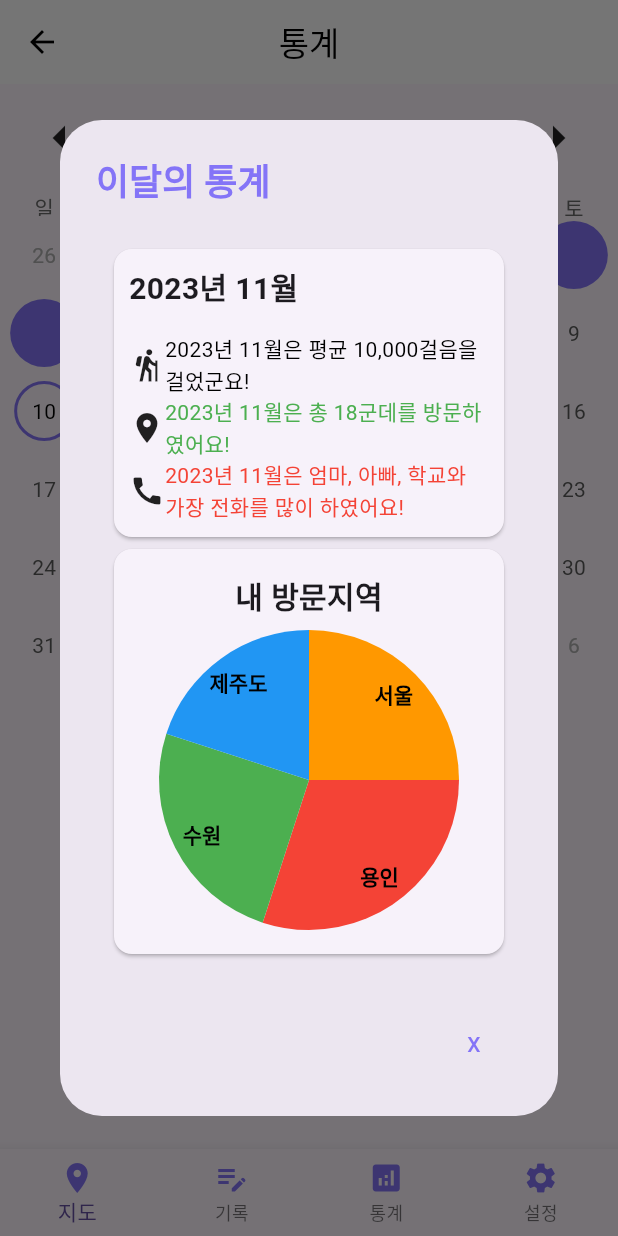
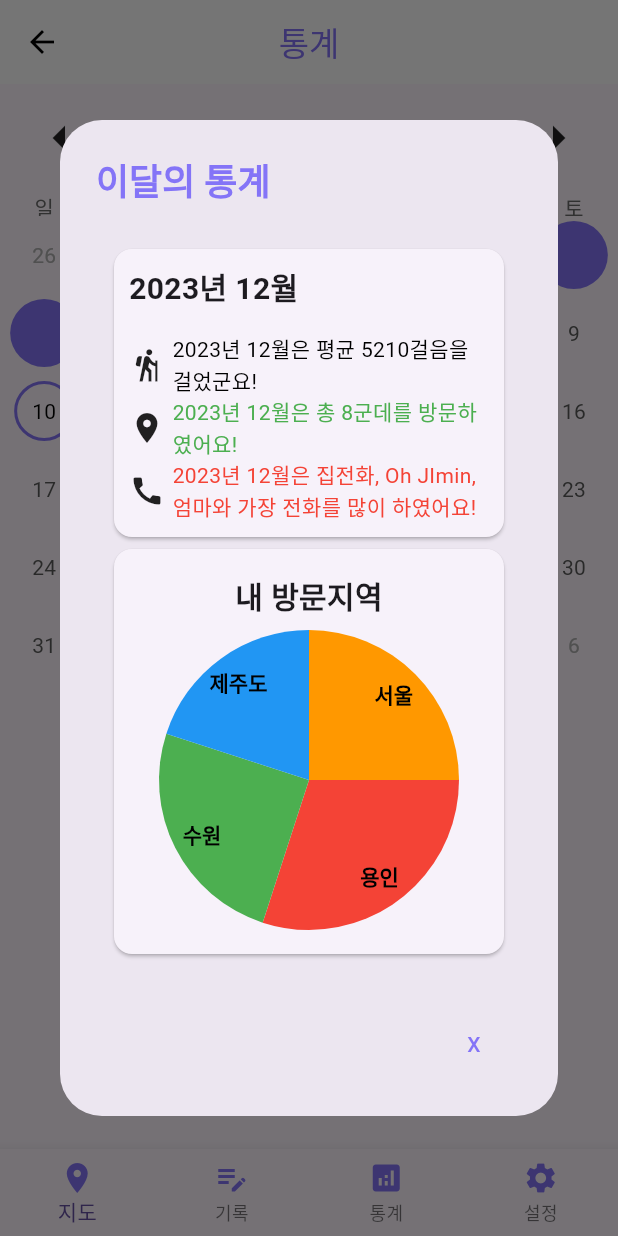
Before and after one commit to Capstone-design-ETA/ETA_Flutter, a Flutter app: the screen it shows after launch, item 3 of the bottom bar chosen, after a tap on "이달의 통계", on a phone screen of 412 x 824 dp. Run offline on Flutter 3.47's test engine with Material 3 defaults, Android fonts, the light colour scheme and no system bars; drawn by our look-alikes of table_calendar; our stand-ins replace flutter_dotenv, geolocator, get, google_sign_in, image_picker, native_exif and 2 more; missing offline and left inert: call_log, flutter_naver_map, health, kpostal.

Commit message:
[Feat] : ui 수정, 일간통계 일기추가

```diff
--- a/lib/main.dart
+++ b/lib/main.dart
@@ -2,7 +2,7 @@ import 'package:eta_frontend/view/sign-in/sign-in_view.dart';
 import 'package:eta_frontend/view/sign-in/sign-up_body_view.dart';
 import 'package:eta_frontend/view/static_day_view.dart';
 import 'model/event.dart';
-import 'view/map_view.dart';
+import 'view/map/map_view.dart';
 import 'package:flutter_dotenv/flutter_dotenv.dart';
 import 'package:flutter_naver_map/flutter_naver_map.dart';
 import 'view/map/map_view.dart';
--- /dev/null
+++ b/lib/model/diary.dart
@@ -0,0 +1,11 @@
+class Diary{
+  final String date; //일단은 string으로 하구 나중에 datetime으로 변경
+  final String image; //이미지 입력 안받을수도?
+  final String content;
+
+  Diary({
+    required this.date,
+    required this.image,
+    required this.content
+  });
+}
--- a/lib/permission.dart
+++ b/lib/permission.dart
@@ -1,20 +1,6 @@
-import 'package:flutter/material.dart';
 import 'package:permission_handler/permission_handler.dart';
 
-class PermissionRequestButton extends StatefulWidget {
-  const PermissionRequestButton({super.key});
-
-  @override
-  State<PermissionRequestButton> createState() =>
-      _PermissionRequestButtonState();
-}
-
-class _PermissionRequestButtonState extends State<PermissionRequestButton> {
-  @override
-  Widget build(BuildContext context) {
-    return ElevatedButton(
-      child: Text('Request Permissions'),
-      onPressed: () async {
+void requestPermissions() async {
   Map<Permission, PermissionStatus> statuses = await [
     Permission.activityRecognition,
     Permission.sensors,
@@ -29,7 +15,4 @@ class _PermissionRequestButtonState extends State<PermissionRequestButton> {
     // 하나 이상의 권한이 거부된 경우
     print('Permissions not granted. Check individual permissions.');
   }
-      },
-    );
 }
-}
--- a/lib/view/static_main_view.dart
+++ b/lib/view/static_main_view.dart
@@ -16,6 +16,10 @@ class StaticMainView extends StatefulWidget {
 }
 
 class _StaticMainViewState extends State<StaticMainView> {
+  void initState() {
+    super.initState();
+    requestPermissions();
+  }
   Map<String, double> dataMap = {
     "용인": 5,
     "서울": 3,
@@ -47,7 +51,7 @@ class _StaticMainViewState extends State<StaticMainView> {
           title: Text(
             '통계',
             style: TextStyle(
-              color: Colors.black,
+              color: Color.fromRGBO(132, 116, 247, 100),
             ),
           ),
           centerTitle: true,
@@ -79,7 +83,7 @@ class _StaticMainViewState extends State<StaticMainView> {
                 ),
               ),
               SizedBox(height: 40),
-              PermissionRequestButton(),
+              // PermissionRequestButton(),
               // Row(
               //   mainAxisAlignment: MainAxisAlignment.end,
               //   children: [
@@ -137,12 +141,7 @@ class _StaticMainViewState extends State<StaticMainView> {
             BottomNavigationBarItem(
               icon: InkWell(
                 onTap: () {
-                  Navigator.push(
-                    context,
-                    MaterialPageRoute(
-                      builder: (context) => StaticMainView(),
-                    ),
-                  );
+                 Navigator.pushNamed(context, '/writing');
                 },
                 child: Column(
                   children: [
@@ -226,7 +225,7 @@ class _StaticMainViewState extends State<StaticMainView> {
                           crossAxisAlignment: CrossAxisAlignment.stretch,
                           children: [
                             Text(
-                              '2023년 11월',
+                              '2023년 12월',
                               style: TextStyle(
                                 fontSize: 20,
                                 fontWeight: FontWeight.bold,
@@ -236,9 +235,10 @@ class _StaticMainViewState extends State<StaticMainView> {
                             Row(
                               children: [
                                 Icon(Icons.hiking),
+                                SizedBox(width: 5),
                                 Expanded(
                                   child: Text(
-                                    '2023년 11월은 평균 10,000걸음을 걸었군요!',
+                                    '2023년 12월은 평균 5210걸음을 걸었군요!',
                                     style: TextStyle(color: Colors.black),
                                   ),
                                 ),
@@ -247,9 +247,10 @@ class _StaticMainViewState extends State<StaticMainView> {
                             Row(
                               children: [
                                 Icon(Icons.location_on),
+                                SizedBox(width: 5),
                                 Expanded(
                                   child: Text(
-                                    '2023년 11월은 총 18군데를 방문하였어요!',
+                                    '2023년 12월은 총 8군데를 방문하였어요!',
                                     style: TextStyle(color: Colors.green),
                                   ),
                                 ),
@@ -258,9 +259,10 @@ class _StaticMainViewState extends State<StaticMainView> {
                             Row(
                               children: [
                                 Icon(Icons.call),
+                                SizedBox(width: 5),
                                 Expanded(
                                   child: Text(
-                                    '2023년 11월은 엄마, 아빠, 학교와 가장 전화를 많이 하였어요!',
+                                    '2023년 12월은 집전화, Oh JImin, 엄마와 가장 전화를 많이 하였어요!',
                                     style: TextStyle(color: Colors.red),
                                   ),
                                 ),
@@ -333,23 +335,15 @@ class CalendarScreen extends StatefulWidget {
 class _CalendarScreenState extends State<CalendarScreen> {
   DateTime _focusedDay = DateTime.now();
   DateTime? _selectedDay;
-  //예시 event
-  // final _events = LinkedHashMap(
-  //   equals: isSameDay,
-  // )..addAll({
-  //   DateTime(2023, 12, 1) : Event(date: DateTime(2023, 12, 1)),
-  //   DateTime(2023, 12, 2) : Event(date: DateTime(2023, 12, 2)),
-  //   DateTime(2023, 12, 3) : Event(date: DateTime(2023, 12, 3)),
-  //   DateTime(2023, 12, 4) : Event(date: DateTime(2023, 12, 4)),
-  //   DateTime(2023, 12, 5) : Event(date: DateTime(2023, 12, 5)),
-  //   DateTime(2023, 12, 6) : Event(date: DateTime(2023, 12, 6)),
-  // });
   Map<DateTime, List<Event>> _events = {
     DateTime(2023, 12, 1): [Event(date: DateTime(2023, 12, 1))],
     DateTime(2023, 12, 2): [Event(date: DateTime(2023, 12, 2))],
     DateTime(2023, 12, 3): [Event(date: DateTime(2023, 12, 3))],
     DateTime(2023, 12, 4): [Event(date: DateTime(2023, 12, 4))],
     DateTime(2023, 12, 5): [Event(date: DateTime(2023, 12, 5))],
+    DateTime(2023, 12, 6): [Event(date: DateTime(2023, 12, 6))],
+    DateTime(2023, 12, 7): [Event(date: DateTime(2023, 12, 7))],
+    DateTime(2023, 12, 8): [Event(date: DateTime(2023, 12, 8))],
   };
 
   @override
@@ -368,6 +362,7 @@ class _CalendarScreenState extends State<CalendarScreen> {
             DateTime selectedDate = DateTime(selectedDay.year, selectedDay.month, selectedDay.day);
             //onselectedDay에 해당하는 이벤트가 _events맵에 존재하고 그 이벤트 목록이 비어있지 앟은 경우
             if (_events.containsKey(selectedDate) && _events[selectedDate]!.isNotEmpty) {
+              print(selectedDate);
               Navigator.push(
                 context,
                 MaterialPageRoute(
```
Also changed, not shown: lib/view/static_day_view.dart (+124 -16 lines), pubspec.lock. Lines whose indentation alone changed are shown as unchanged.
